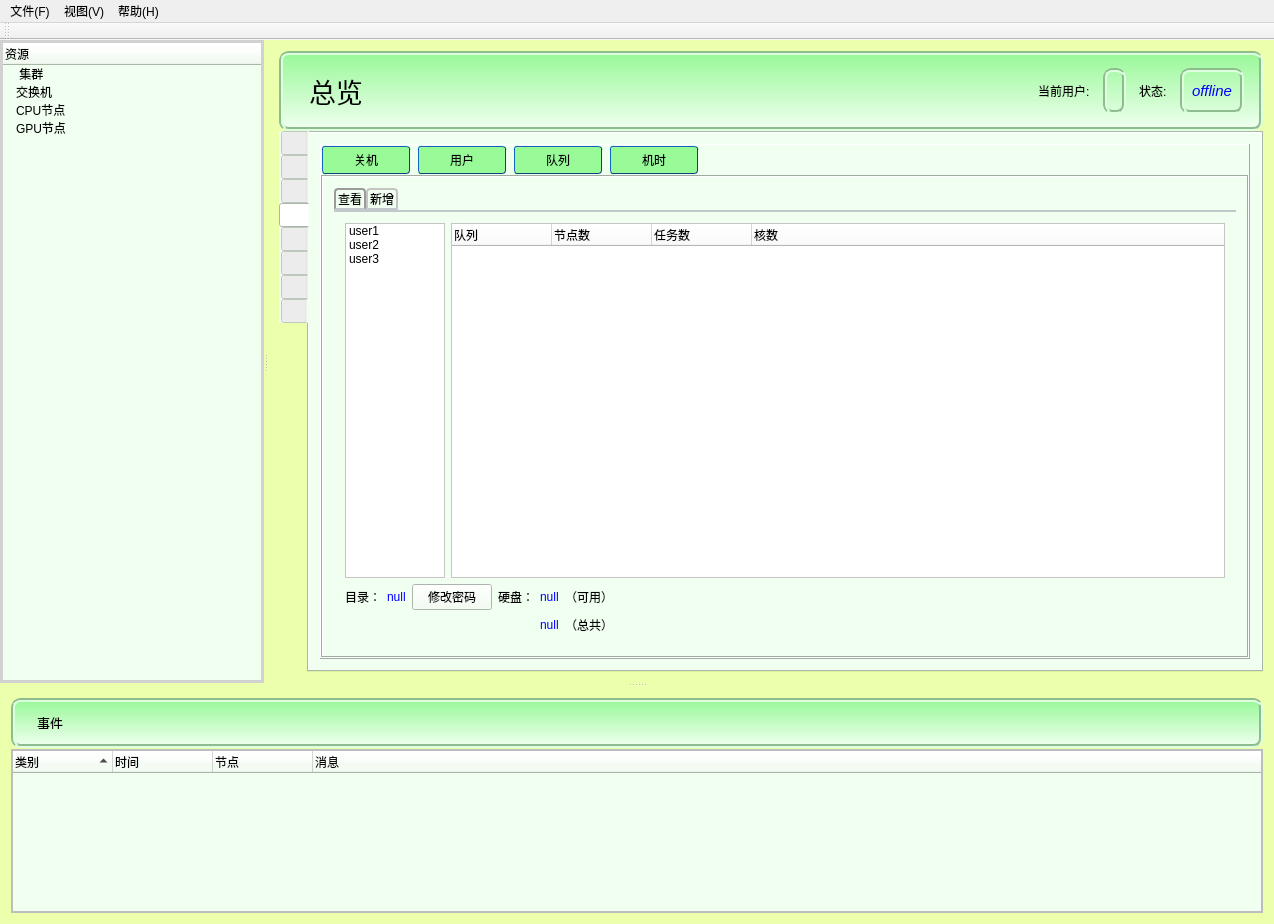
The window that mainwindow.ui (JasonZhang521/manager) describes before a commit, drawn with Qt 5.
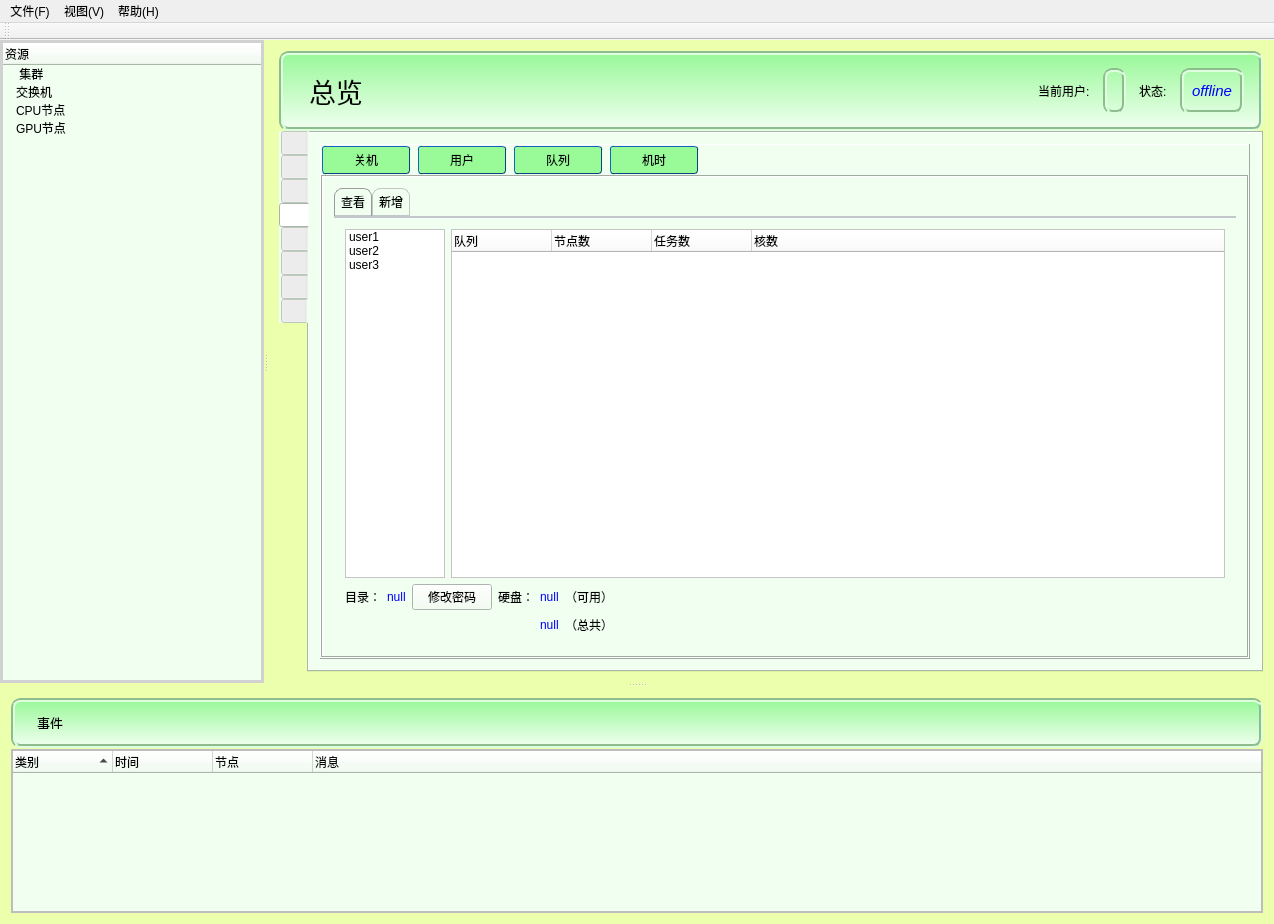
The same window after the commit. The open tabs and pages were chosen to show the change. Icons and pictures are not drawn. Custom widgets are drawn as their Qt base class.

What changed in the file:
```diff
--- a/mainwindow.ui
+++ b/mainwindow.ui
@@ -6444,7 +6444,7 @@
 }
 
 QTabWidget::tab-bar {
-    alignment: center;
+    alignment: left;
 }
 QTabBar::tab:selected {
 	 margin-left: 0px;
@@ -6457,12 +6457,12 @@
     background: qlineargradient(x1: 0, y1: 0, x2: 0, y2: 1,
                                 stop: 0 #E1E1E1, stop: 0.4 #DDDDDD,
                                 stop: 0.5 #D8D8D8, stop: 1.0 #D3D3D3);
-    border: 2px solid #C4C4C3;
+    border: 1px solid #C4C4C3;
     border-bottom-color: #C2C7CB; /* same as the pane color */
-    border-top-left-radius: 4px;
-    border-top-right-radius: 4px;
+    border-top-left-radius: 8px;
+    border-top-right-radius: 8px;
     min-width: 10px;
-    padding: 2px;
+    padding: 6px;
 }
 
 QTabBar::tab:selected, QTabBar::tab:hover {
```
Left out of the diff: 26 changed lines with no effect on the pictures.
